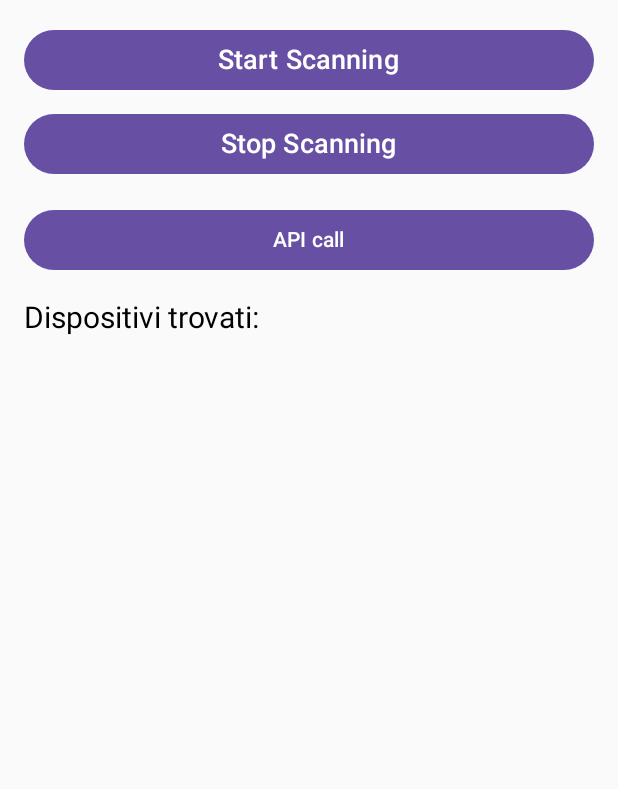
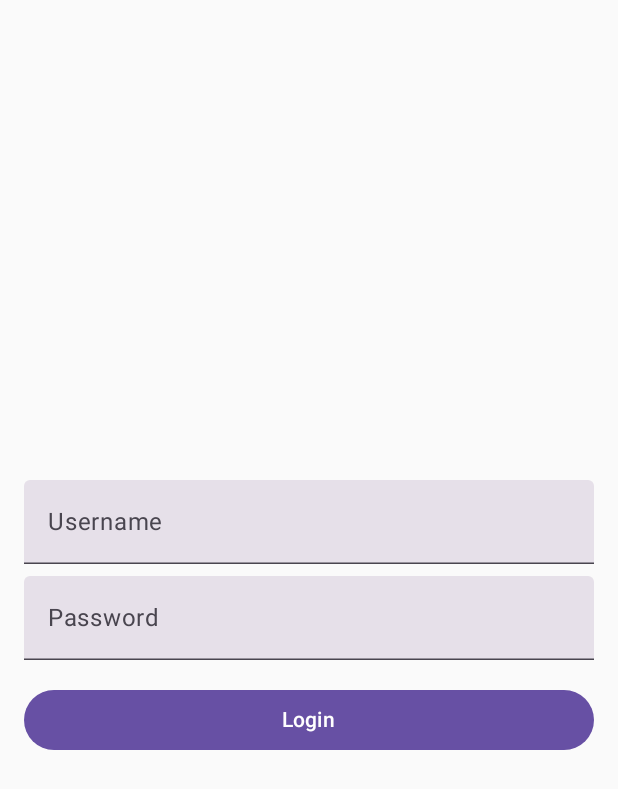
Before and after one commit to SafeHelmet/safeHelmet_mobile, an Android app built with Jetpack Compose: the screen it shows after launch (MainActivity), on a phone screen of 412 x 824 dp. Shown: the top 789 px of the screen. Run offline under Robolectric (Android 15) with nearby library versions, the phone set to English and light mode, and no system bars.

Commit message:
feat: Add Login Screen and Logic
Added a new login screen with username and password fields, along with an asynchronous login function. The app now displays the login screen on startup and, upon successful login, transitions to the Bluetooth device list view. Also implemented logic to handle login success or failure.

```diff
--- a/app/src/main/kotlin/com/safehelmet/safehelmet_mobile/MainActivity.kt
+++ b/app/src/main/kotlin/com/safehelmet/safehelmet_mobile/MainActivity.kt
@@ -1,7 +1,9 @@
 package com.safehelmet.safehelmet_mobile
 
+import LoginScreen
 import android.os.Bundle
 import android.util.Log
+import android.widget.Toast
 import androidx.activity.ComponentActivity
 import androidx.activity.compose.setContent
 import androidx.activity.result.contract.ActivityResultContracts
@@ -25,15 +27,18 @@ import androidx.compose.runtime.setValue
 import androidx.compose.ui.Modifier
 import androidx.compose.ui.unit.dp
 import androidx.compose.ui.unit.sp
+import androidx.lifecycle.lifecycleScope
 import com.safehelmet.safehelmet_mobile.api.HttpClient
 import com.safehelmet.safehelmet_mobile.ble.BleDevice
 import com.safehelmet.safehelmet_mobile.ble.BleManager
 import kotlinx.coroutines.CoroutineScope
 import kotlinx.coroutines.Dispatchers
 import kotlinx.coroutines.launch
+import login
 
 
 class MainActivity : ComponentActivity() {
+    var isLogin = mutableStateOf(false)
     private lateinit var bleManager: BleManager
 
     private val enableBluetoothLauncher =
@@ -65,11 +70,31 @@ class MainActivity : ComponentActivity() {
         bleManager.initializeBluetooth()
 
         setContent {
-            BluetoothScreenWrapper(bleManager)
+            if (!isLogin.value) {
+                LoginScreen { username, password ->
+                    lifecycleScope.launch {
+                        val loginSuccessful = login(username, password)
+
+                        if (loginSuccessful) {
+                            isLogin.value = true
+                        }else{
+                            Toast.makeText(this@MainActivity, "Not a valid login", Toast.LENGTH_LONG).show()
+                        }
+                    }
+                }
+            } else {
+                BluetoothScreenWrapper(bleManager)
+            }
         }
     }
 
+
+
+
+
 }
+
+
 
 
 enum class ConnectionState {
--- /dev/null
+++ b/app/src/main/kotlin/com/safehelmet/safehelmet_mobile/ui/Login.kt
@@ -0,0 +1,87 @@
+import android.util.Log
+import androidx.compose.foundation.layout.Arrangement
+import androidx.compose.foundation.layout.Column
+import androidx.compose.foundation.layout.Spacer
+import androidx.compose.foundation.layout.fillMaxSize
+import androidx.compose.foundation.layout.fillMaxWidth
+import androidx.compose.foundation.layout.height
+import androidx.compose.foundation.layout.padding
+import androidx.compose.material3.Button
+import androidx.compose.material3.Text
+import androidx.compose.material3.TextField
+import androidx.compose.runtime.Composable
+
+import androidx.compose.runtime.getValue
+import androidx.compose.runtime.mutableStateOf
+import androidx.compose.runtime.remember
+import androidx.compose.runtime.setValue
+import androidx.compose.ui.Modifier
+
+import androidx.compose.ui.text.input.PasswordVisualTransformation
+import androidx.compose.ui.unit.dp
+import com.safehelmet.safehelmet_mobile.api.HttpClient
+
+import kotlinx.coroutines.suspendCancellableCoroutine
+import kotlin.coroutines.resume
+
+@Composable
+fun LoginScreen(onLogin: (String, String) -> Unit) {
+    var username by remember { mutableStateOf("") }
+    var password by remember { mutableStateOf("") }
+
+
+    Column(
+        modifier = Modifier
+            .fillMaxSize()
+            .padding(16.dp), verticalArrangement = Arrangement.Center
+    ) {
+        TextField(
+            value = username,
+            onValueChange = { username = it },
+            label = { Text("Username") },
+            modifier = Modifier.fillMaxWidth()
+        )
+
+        Spacer(modifier = Modifier.height(8.dp))
+
+        TextField(
+            value = password,
+            onValueChange = { password = it },
+            label = { Text("Password") },
+            visualTransformation = PasswordVisualTransformation(),
+            modifier = Modifier.fillMaxWidth()
+        )
+
+        Spacer(modifier = Modifier.height(16.dp))
+
+        Button(
+            onClick = {
+                onLogin(username, password)
+            }, modifier = Modifier.fillMaxWidth()
+        ) {
+            Text("Login")
+        }
+    }
+}
+
+// Funzione di login asincrona
+suspend fun login(username: String, password: String): Boolean {
+    return suspendCancellableCoroutine { continuation ->
+        Log.i("Login", "Start Login Request")
+
+        // Esegui la richiesta HTTP in modo asincrono
+        HttpClient.postRequest(
+            "/api/v1/login", "username=$username&password=$password"
+        ) { response ->
+            Log.i("Login", "Response received: ${response?.isSuccessful}")
+
+            if (response?.isSuccessful == true) {
+                // Se la risposta è positiva, prosegui e restituisci true
+                continuation.resume(true)
+            } else {
+                // In caso di errore, restituisci false
+                continuation.resume(false)
+            }
+        }
+    }
+}
```
